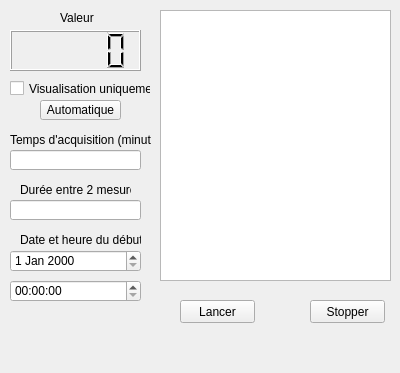
Qt form F_Sonde.ui (lna44700/gexao51) before a commit.
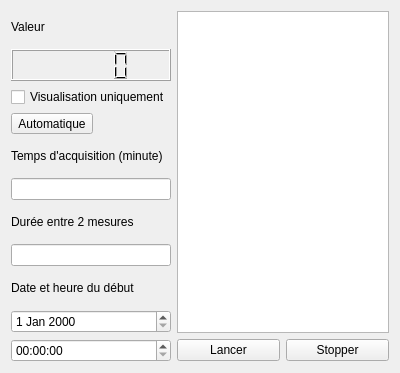
The same form after that commit.

The edit to the form file:
```diff
--- a/F_Sonde.ui
+++ b/F_Sonde.ui
@@ -13,170 +13,82 @@
   <property name="windowTitle">
    <string>Acquisition</string>
   </property>
-  <widget class="QTableView" name="TableurValeurs">
-   <property name="geometry">
-    <rect>
-     <x>160</x>
-     <y>10</y>
-     <width>231</width>
-     <height>271</height>
-    </rect>
-   </property>
-  </widget>
-  <widget class="QPushButton" name="BtnLancer">
-   <property name="geometry">
-    <rect>
-     <x>180</x>
-     <y>300</y>
-     <width>75</width>
-     <height>23</height>
-    </rect>
-   </property>
-   <property name="text">
-    <string>Lancer</string>
-   </property>
-  </widget>
-  <widget class="QPushButton" name="BtnStopper">
-   <property name="geometry">
-    <rect>
-     <x>310</x>
-     <y>300</y>
-     <width>75</width>
-     <height>23</height>
-    </rect>
-   </property>
-   <property name="text">
-    <string>Stopper</string>
-   </property>
-  </widget>
-  <widget class="QLCDNumber" name="Valeur">
-   <property name="geometry">
-    <rect>
-     <x>10</x>
-     <y>30</y>
-     <width>131</width>
-     <height>41</height>
-    </rect>
-   </property>
-  </widget>
-  <widget class="QToolButton" name="BtnAcquisition">
-   <property name="geometry">
-    <rect>
-     <x>40</x>
-     <y>100</y>
-     <width>81</width>
-     <height>20</height>
-    </rect>
-   </property>
-   <property name="text">
-    <string>Automatique</string>
-   </property>
-  </widget>
-  <widget class="QLabel" name="LabelValeur">
-   <property name="geometry">
-    <rect>
-     <x>60</x>
-     <y>10</y>
-     <width>81</width>
-     <height>16</height>
-    </rect>
-   </property>
-   <property name="text">
-    <string>Valeur</string>
-   </property>
-  </widget>
-  <widget class="QLineEdit" name="TexteTempsAcqui">
-   <property name="geometry">
-    <rect>
-     <x>10</x>
-     <y>150</y>
-     <width>131</width>
-     <height>20</height>
-    </rect>
-   </property>
-  </widget>
-  <widget class="QLabel" name="LabelTempsAcqui">
-   <property name="geometry">
-    <rect>
-     <x>10</x>
-     <y>130</y>
-     <width>141</width>
-     <height>20</height>
-    </rect>
-   </property>
-   <property name="text">
-    <string>Temps d'acquisition (minute)</string>
-   </property>
-  </widget>
-  <widget class="QLabel" name="LabelIntervalle">
-   <property name="geometry">
-    <rect>
-     <x>20</x>
-     <y>180</y>
-     <width>111</width>
-     <height>20</height>
-    </rect>
-   </property>
-   <property name="text">
-    <string>Durée entre 2 mesures</string>
-   </property>
-  </widget>
-  <widget class="QLineEdit" name="TexteIntervalle">
-   <property name="geometry">
-    <rect>
-     <x>10</x>
-     <y>200</y>
-     <width>131</width>
-     <height>20</height>
-    </rect>
-   </property>
-  </widget>
-  <widget class="QTimeEdit" name="HeureAcquisition">
-   <property name="geometry">
-    <rect>
-     <x>10</x>
-     <y>280</y>
-     <width>131</width>
-     <height>22</height>
-    </rect>
-   </property>
-  </widget>
-  <widget class="QDateEdit" name="DateAcquisition">
-   <property name="geometry">
-    <rect>
-     <x>10</x>
-     <y>250</y>
-     <width>131</width>
-     <height>22</height>
-    </rect>
-   </property>
-  </widget>
-  <widget class="QLabel" name="LabelDateHeure">
-   <property name="geometry">
-    <rect>
-     <x>20</x>
-     <y>230</y>
-     <width>121</width>
-     <height>20</height>
-    </rect>
-   </property>
-   <property name="text">
-    <string>Date et heure du début</string>
-   </property>
-  </widget>
-  <widget class="QCheckBox" name="checkBox">
-   <property name="geometry">
-    <rect>
-     <x>10</x>
-     <y>80</y>
-     <width>141</width>
-     <height>17</height>
-    </rect>
-   </property>
-   <property name="text">
-    <string>Visualisation uniquement</string>
-   </property>
-  </widget>
+  <layout class="QGridLayout" name="gridLayout">
+   <item row="2" column="0">
+    <widget class="QCheckBox" name="checkBox">
+     <property name="text">
+      <string>Visualisation uniquement</string>
+     </property>
+    </widget>
+   </item>
+   <item row="3" column="0">
+    <widget class="QToolButton" name="BtnAcquisition">
+     <property name="text">
+      <string>Automatique</string>
+     </property>
+    </widget>
+   </item>
+   <item row="0" column="1" rowspan="10" colspan="2">
+    <widget class="QTableView" name="TableurValeurs"/>
+   </item>
+   <item row="6" column="0">
+    <widget class="QLabel" name="LabelIntervalle">
+     <property name="text">
+      <string>Durée entre 2 mesures</string>
+     </property>
+    </widget>
+   </item>
+   <item row="8" column="0">
+    <widget class="QLabel" name="LabelDateHeure">
+     <property name="text">
+      <string>Date et heure du début</string>
+     </property>
+    </widget>
+   </item>
+   <item row="10" column="0">
+    <widget class="QTimeEdit" name="HeureAcquisition"/>
+   </item>
+   <item row="10" column="2">
+    <widget class="QPushButton" name="BtnStopper">
+     <property name="text">
+      <string>Stopper</string>
+     </property>
+    </widget>
+   </item>
+   <item row="1" column="0">
+    <widget class="QLCDNumber" name="Valeur"/>
+   </item>
+   <item row="10" column="1">
+    <widget class="QPushButton" name="BtnLancer">
+     <property name="text">
+      <string>Lancer</string>
+     </property>
+    </widget>
+   </item>
+   <item row="4" column="0">
+    <widget class="QLabel" name="LabelTempsAcqui">
+     <property name="text">
+      <string>Temps d'acquisition (minute)</string>
+     </property>
+    </widget>
+   </item>
+   <item row="5" column="0">
+    <widget class="QLineEdit" name="TexteTempsAcqui"/>
+   </item>
+   <item row="7" column="0">
+    <widget class="QLineEdit" name="TexteIntervalle"/>
+   </item>
+   <item row="9" column="0">
+    <widget class="QDateEdit" name="DateAcquisition"/>
+   </item>
+   <item row="0" column="0">
+    <widget class="QLabel" name="LabelValeur">
+     <property name="text">
+      <string>Valeur</string>
+     </property>
+    </widget>
+   </item>
+  </layout>
  </widget>
  <resources/>
  <connections/>
```
